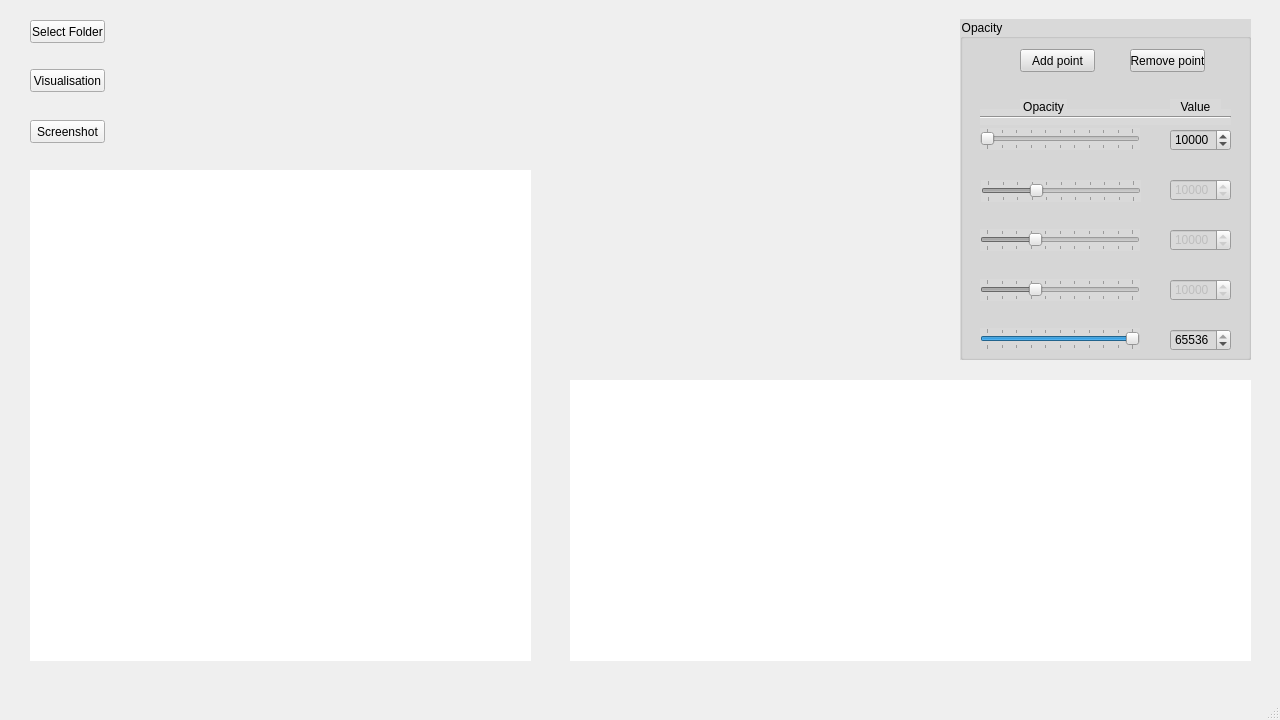
The window that visualisation/user_interface.ui (Olam1/ProjetMulti) describes before a commit, drawn with Qt 5.
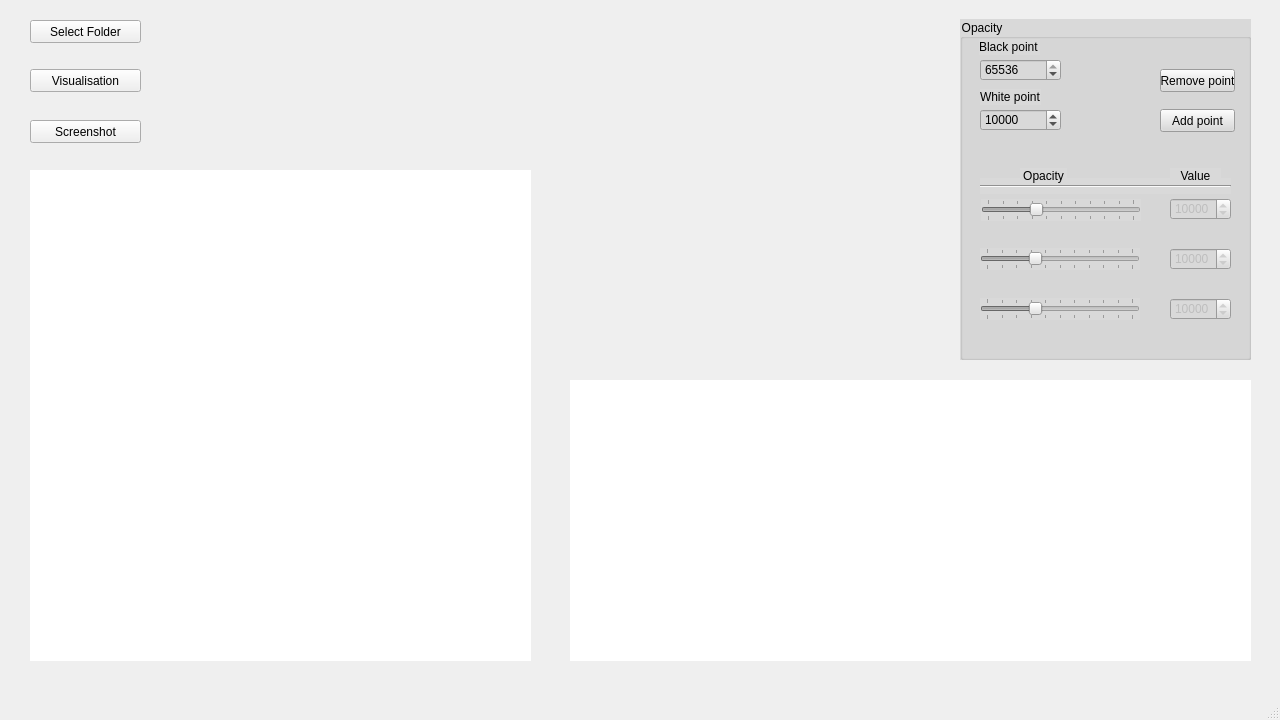
The same window after the commit. Icons and pictures are not drawn.

Commit message: essai de regroupement

```diff
--- a/visualisation/user_interface.ui
+++ b/visualisation/user_interface.ui
@@ -50,7 +50,7 @@
      <rect>
       <x>30</x>
       <y>69</y>
-      <width>75</width>
+      <width>111</width>
       <height>23</height>
      </rect>
     </property>
@@ -66,7 +66,7 @@
      <rect>
       <x>30</x>
       <y>20</y>
-      <width>75</width>
+      <width>111</width>
       <height>23</height>
      </rect>
     </property>
@@ -95,6 +95,19 @@
     <property name="checkable">
      <bool>false</bool>
     </property>
+    <widget class="QLabel" name="black_point">
+     <property name="geometry">
+      <rect>
+       <x>19</x>
+       <y>20</y>
+       <width>61</width>
+       <height>16</height>
+      </rect>
+     </property>
+     <property name="text">
+      <string>Black point</string>
+     </property>
+    </widget>
     <widget class="QSpinBox" name="point1spinBox">
      <property name="enabled">
       <bool>false</bool>
@@ -102,7 +115,7 @@
      <property name="geometry">
       <rect>
        <x>210</x>
-       <y>160</y>
+       <y>179</y>
        <width>61</width>
        <height>22</height>
       </rect>
@@ -124,7 +137,7 @@
      <property name="geometry">
       <rect>
        <x>20</x>
-       <y>210</y>
+       <y>229</y>
        <width>160</width>
        <height>22</height>
       </rect>
@@ -149,7 +162,7 @@
      <property name="geometry">
       <rect>
        <x>20</x>
-       <y>260</y>
+       <y>279</y>
        <width>160</width>
        <height>22</height>
       </rect>
@@ -174,7 +187,7 @@
      <property name="geometry">
       <rect>
        <x>210</x>
-       <y>260</y>
+       <y>279</y>
        <width>61</width>
        <height>22</height>
       </rect>
@@ -196,7 +209,7 @@
      <property name="geometry">
       <rect>
        <x>210</x>
-       <y>210</y>
+       <y>229</y>
        <width>61</width>
        <height>22</height>
       </rect>
@@ -214,8 +227,8 @@
     <widget class="QPushButton" name="remove_point">
      <property name="geometry">
       <rect>
-       <x>170</x>
-       <y>30</y>
+       <x>200</x>
+       <y>50</y>
        <width>75</width>
        <height>23</height>
       </rect>
@@ -227,8 +240,8 @@
     <widget class="QPushButton" name="add_point">
      <property name="geometry">
       <rect>
-       <x>60</x>
-       <y>30</y>
+       <x>200</x>
+       <y>90</y>
        <width>75</width>
        <height>23</height>
       </rect>
@@ -241,7 +254,7 @@
      <property name="geometry">
       <rect>
        <x>20</x>
-       <y>90</y>
+       <y>159</y>
        <width>251</width>
        <height>16</height>
       </rect>
@@ -257,7 +270,7 @@
      <property name="geometry">
       <rect>
        <x>21</x>
-       <y>161</y>
+       <y>180</y>
        <width>160</width>
        <height>22</height>
       </rect>
@@ -288,7 +301,7 @@
      <property name="geometry">
       <rect>
        <x>60</x>
-       <y>80</y>
+       <y>149</y>
        <width>47</width>
        <height>16</height>
       </rect>
@@ -304,7 +317,7 @@
      <property name="geometry">
       <rect>
        <x>210</x>
-       <y>80</y>
+       <y>149</y>
        <width>51</width>
        <height>16</height>
       </rect>
@@ -319,9 +332,9 @@
     <widget class="QSpinBox" name="point5spinBox">
      <property name="geometry">
       <rect>
-       <x>210</x>
-       <y>310</y>
-       <width>61</width>
+       <x>20</x>
+       <y>40</y>
+       <width>81</width>
        <height>22</height>
       </rect>
      </property>
@@ -338,9 +351,9 @@
     <widget class="QSpinBox" name="point0spinBox">
      <property name="geometry">
       <rect>
-       <x>210</x>
-       <y>110</y>
-       <width>61</width>
+       <x>20</x>
+       <y>90</y>
+       <width>81</width>
        <height>22</height>
       </rect>
      </property>
@@ -354,72 +367,17 @@
       <number>10000</number>
      </property>
     </widget>
-    <widget class="QSlider" name="point5Slider">
-     <property name="enabled">
-      <bool>true</bool>
-     </property>
+    <widget class="QLabel" name="white_point">
      <property name="geometry">
       <rect>
        <x>20</x>
-       <y>309</y>
-       <width>160</width>
-       <height>22</height>
+       <y>70</y>
+       <width>61</width>
+       <height>16</height>
       </rect>
      </property>
-     <property name="maximum">
-      <number>100</number>
-     </property>
-     <property name="singleStep">
-      <number>1</number>
-     </property>
-     <property name="pageStep">
-      <number>10</number>
-     </property>
-     <property name="value">
-      <number>100</number>
-     </property>
-     <property name="sliderPosition">
-      <number>100</number>
-     </property>
-     <property name="orientation">
-      <enum>Qt::Horizontal</enum>
-     </property>
-     <property name="tickPosition">
-      <enum>QSlider::TicksBothSides</enum>
-     </property>
-    </widget>
-    <widget class="QSlider" name="point0Slider">
-     <property name="enabled">
-      <bool>true</bool>
-     </property>
-     <property name="geometry">
-      <rect>
-       <x>20</x>
-       <y>109</y>
-       <width>160</width>
-       <height>22</height>
-      </rect>
-     </property>
-     <property name="maximum">
-      <number>100</number>
-     </property>
-     <property name="singleStep">
-      <number>1</number>
-     </property>
-     <property name="pageStep">
-      <number>10</number>
-     </property>
-     <property name="value">
-      <number>0</number>
-     </property>
-     <property name="sliderPosition">
-      <number>0</number>
-     </property>
-     <property name="orientation">
-      <enum>Qt::Horizontal</enum>
-     </property>
-     <property name="tickPosition">
-      <enum>QSlider::TicksBothSides</enum>
+     <property name="text">
+      <string>White point</string>
      </property>
     </widget>
    </widget>
@@ -465,7 +423,7 @@
      <rect>
       <x>30</x>
       <y>120</y>
-      <width>75</width>
+      <width>111</width>
       <height>23</height>
      </rect>
     </property>
```
Left out of the diff: 4 changed lines with no effect on the pictures. The commit also changes 1 other file.
